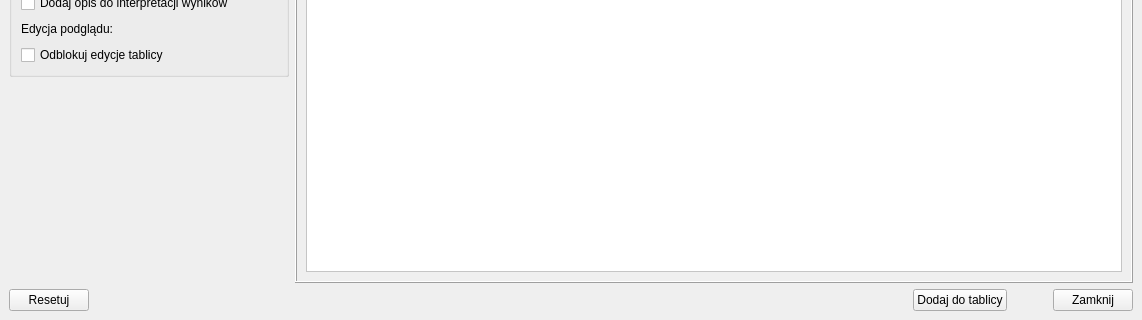
Before: the Qt Designer form ui/Analysis/test-anova-window.ui in OskarLewandowski/dex-data-experience, drawn with Qt 5; both pictures show x 0 to 1142 and y 558 to 878 of the 1142 by 878 pixel window.
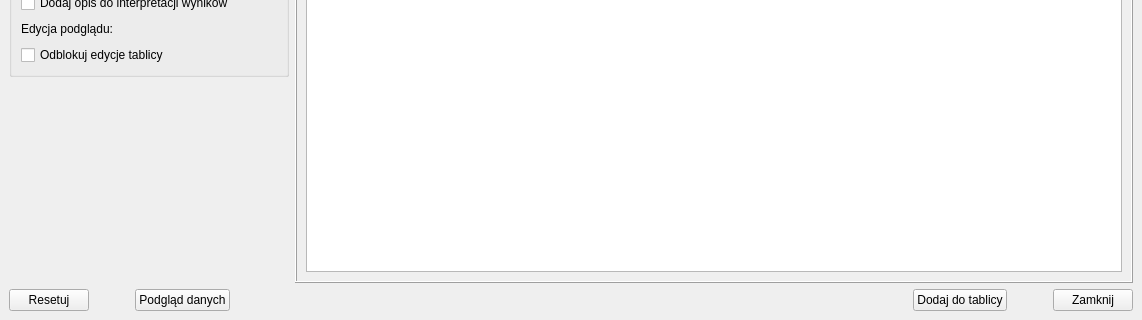
After: the same form once the commit is applied.

What changed in the file:
```diff
--- a/ui/Analysis/test-anova-window.ui
+++ b/ui/Analysis/test-anova-window.ui
@@ -3,7 +3,7 @@
  <class>MainWindow_Test_ANOVA</class>
  <widget class="QMainWindow" name="MainWindow_Test_ANOVA">
   <property name="windowModality">
-   <enum>Qt::ApplicationModal</enum>
+   <enum>Qt::WindowModal</enum>
   </property>
   <property name="geometry">
    <rect>
@@ -266,8 +266,6 @@
            </property>
            <property name="styleSheet">
             <string notr="true">QTextEdit{
-background-color: #ffffff;
-color: #000000;
 font-size: 14pt;
 font-family: &quot;Segoe UI&quot;;
 }</string>
@@ -301,6 +299,29 @@
         </property>
        </widget>
       </item>
+      <item>
+       <spacer name="horizontalSpacer_6">
+        <property name="orientation">
+         <enum>Qt::Horizontal</enum>
+        </property>
+        <property name="sizeType">
+         <enum>QSizePolicy::Fixed</enum>
+        </property>
+        <property name="sizeHint" stdset="0">
+         <size>
+          <width>40</width>
+          <height>20</height>
+         </size>
+        </property>
+       </spacer>
+      </item>
+      <item>
+       <widget class="QPushButton" name="pushButton_Data_Preview">
+        <property name="text">
+         <string>Podgląd danych</string>
+        </property>
+       </widget>
+      </item>
       <item>
        <spacer name="horizontalSpacer_2">
         <property name="orientation">
```
